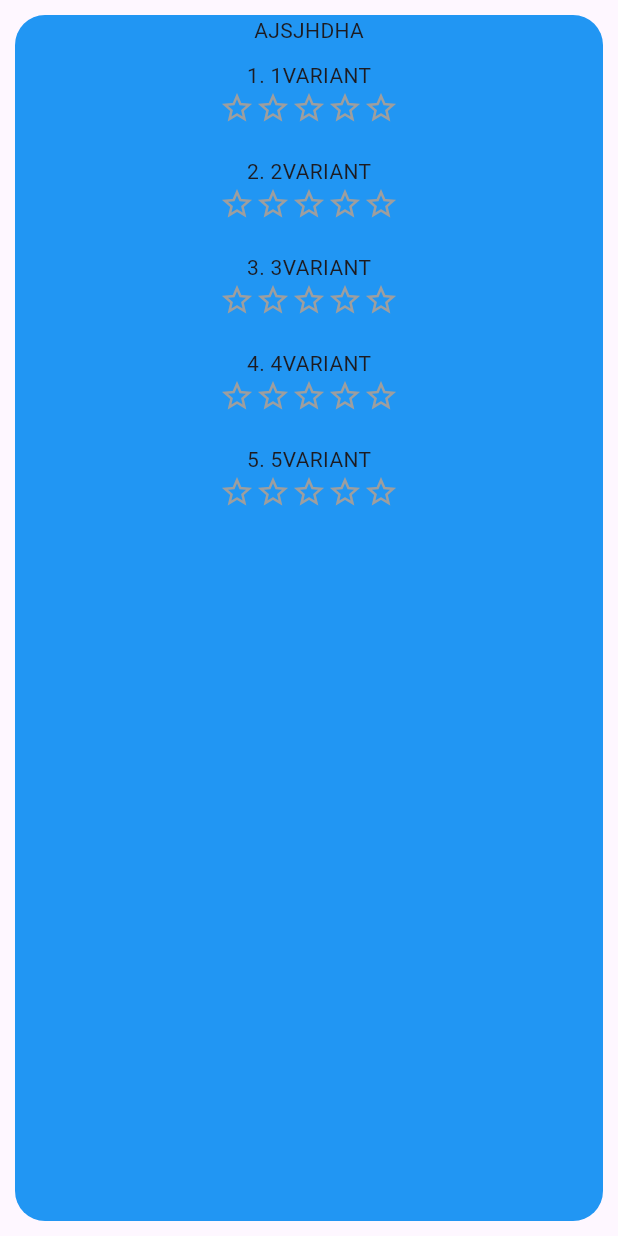
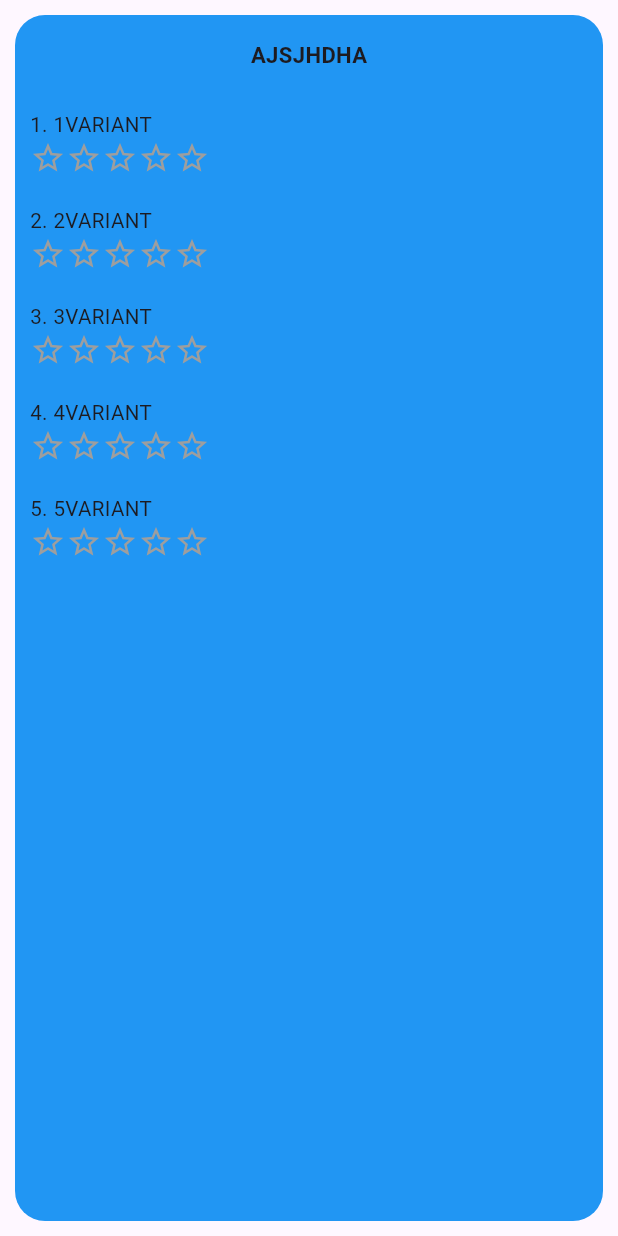
Before and after one commit to mathusha2023/t-polls-client, a Flutter app: the screen it shows after launch, after a tap on "ASNSNA", on a phone screen of 412 x 824 dp. Run offline on Flutter 3.47's test engine with Material 3 defaults, Android fonts, the phone set to English and light mode, and no system bars.

Commit message:
im genius of adaptive verstka

```diff
--- a/lib/resources/pages/home_page.dart
+++ b/lib/resources/pages/home_page.dart
@@ -1,5 +1,6 @@
 import 'package:flutter/material.dart';
 import 'package:t_polls_client/resources/widgets/poll_card_widget.dart';
+import 'package:t_polls_client/tools/adaptive_size.dart';
 
 class MyHomePage extends StatefulWidget {
   const MyHomePage({super.key});
@@ -18,11 +19,16 @@ class _MyHomePageState extends State<MyHomePage> {
           padding: const EdgeInsets.all(16.0),
           child: Column(
             children: [
-              const Text("Доступные ТОПросы:"),
+              Text(
+                "Доступные ТОПросы:",
+                style: TextStyle(
+                  fontSize: AdaptiveSize.getCaptionFontSize(width),
+                ),
+              ),
               GridView.builder(
                 gridDelegate: SliverGridDelegateWithFixedCrossAxisCount(
-                  childAspectRatio: 3,
-                  crossAxisCount: width > 500 ? 2 : 1,
+                  childAspectRatio: AdaptiveSize.getAspectRatio(width),
+                  crossAxisCount: AdaptiveSize.getGridCount(width),
                   crossAxisSpacing: 10,
                   mainAxisSpacing: 8,
                 ),
@@ -37,11 +43,16 @@ class _MyHomePageState extends State<MyHomePage> {
               const SizedBox(
                 height: 20,
               ),
-              const Text("Завершенные ТОПросы:"),
+              Text(
+                "Завершенные ТОПросы:",
+                style: TextStyle(
+                  fontSize: AdaptiveSize.getCaptionFontSize(width),
+                ),
+              ),
               GridView.builder(
                 gridDelegate: SliverGridDelegateWithFixedCrossAxisCount(
-                  childAspectRatio: 3,
-                  crossAxisCount: width > 500 ? 2 : 1,
+                  childAspectRatio: AdaptiveSize.getAspectRatio(width),
+                  crossAxisCount: AdaptiveSize.getGridCount(width),
                   crossAxisSpacing: 10,
                   mainAxisSpacing: 8,
                 ),
--- a/lib/resources/pages/poll_page.dart
+++ b/lib/resources/pages/poll_page.dart
@@ -1,5 +1,6 @@
 import 'package:flutter/material.dart';
 import 'package:t_polls_client/resources/widgets/answer_widget.dart';
+import 'package:t_polls_client/tools/adaptive_size.dart';
 
 class PollPage extends StatefulWidget {
   PollPage({super.key});
@@ -38,12 +39,24 @@ class _PollPageState extends State<PollPage> {
             ),
             child: Column(
               children: [
-                Text(widget.poll["title"]),
+                Padding(
+                  padding: const EdgeInsets.symmetric(
+                    vertical: 16.0,
+                  ),
+                  child: Text(
+                    widget.poll["title"],
+                    style: TextStyle(
+                      fontSize: AdaptiveSize.getCaptionFontSize(width),
+                      fontWeight: FontWeight.bold,
+                    ),
+                  ),
+                ),
                 Expanded(
                   child: ListView.builder(
                     itemCount: widget.poll["variants"].length,
                     itemBuilder: (context, index) => Padding(
-                      padding: const EdgeInsets.symmetric(vertical: 10.0),
+                      padding: const EdgeInsets.symmetric(
+                          vertical: 10.0, horizontal: 10.0),
                       child: AnswerWidget(
                         num: index + 1,
                         text: widget.poll["variants"][index],
--- a/lib/resources/widgets/answer_widget.dart
+++ b/lib/resources/widgets/answer_widget.dart
@@ -1,16 +1,26 @@
 import 'package:flutter/material.dart';
 import 'package:t_polls_client/resources/widgets/stars_widget.dart';
+import 'package:t_polls_client/tools/adaptive_size.dart';
 
 class AnswerWidget extends StatelessWidget {
   const AnswerWidget({super.key, required this.text, required this.num});
+
   final int num;
   final String text;
 
   @override
   Widget build(BuildContext context) {
+    double width = MediaQuery.of(context).size.width;
+
     return Column(
+      crossAxisAlignment: CrossAxisAlignment.start,
       children: [
-        Text("$num. $text"),
+        Text(
+          "$num. $text",
+          style: TextStyle(
+            fontSize: AdaptiveSize.getPollFontSize(width),
+          ),
+        ),
         const StarWidget(),
       ],
     );
--- a/lib/resources/widgets/poll_card_widget.dart
+++ b/lib/resources/widgets/poll_card_widget.dart
@@ -1,5 +1,6 @@
 import 'package:flutter/material.dart';
 import "package:t_polls_client/resources/pages/poll_page.dart";
+import 'package:t_polls_client/tools/adaptive_size.dart';
 
 class PollCardWidget extends StatelessWidget {
   const PollCardWidget({super.key, required this.text, this.completed = false});
@@ -9,12 +10,13 @@ class PollCardWidget extends StatelessWidget {
 
   @override
   Widget build(BuildContext context) {
+    double width = MediaQuery.of(context).size.width;
+
     return InkWell(
       onTap: completed
           ? null
           : () {
-              Navigator.of(context)
-                  .push(MaterialPageRoute(builder: (context) => PollPage()));
+              openPageLeftToRight(context, PollPage());
             },
       borderRadius: const BorderRadius.all(
         Radius.circular(20),
@@ -29,9 +31,32 @@ class PollCardWidget extends StatelessWidget {
         ),
         child: Text(
           text,
-          style: const TextStyle(),
+          style: TextStyle(
+            fontSize: 18,
+          ),
         ),
       ),
     );
   }
+
+  void openPageLeftToRight(BuildContext context, Widget page) {
+    Navigator.of(context).push(
+      PageRouteBuilder(
+        pageBuilder: (context, animation, secondaryAnimation) => page,
+        transitionsBuilder: (context, animation, secondaryAnimation, child) {
+          const begin = Offset(0.0, 1.0);
+          const end = Offset.zero;
+          final tween = Tween(
+            begin: begin,
+            end: end,
+          );
+          final offsetAnimation = animation.drive(tween);
+          return SlideTransition(
+            position: offsetAnimation,
+            child: child,
+          );
+        },
+      ),
+    );
+  }
 }
--- /dev/null
+++ b/lib/tools/adaptive_size.dart
@@ -0,0 +1,31 @@
+class AdaptiveSize {
+  static double getAspectRatio(double width) {
+    if (600 < width && width <= 1200) return width / 120;
+    if (1200 < width) return width / 180;
+    return width / 60;
+  }
+
+  static int getGridCount(double width) {
+    if (600 < width && width <= 1200) return 2;
+    if (1200 < width) return 3;
+    return 1;
+  }
+
+  static double getCaptionFontSize(double width) {
+    double w = width / 28;
+    if (w > 28) w = 28;
+    return w;
+  }
+
+  static double getPollFontSize(double width) {
+    double w = width / 30;
+    if (w > 26) w = 26;
+    return w;
+  }
+
+  static double getMainFontSize(double width) {
+    double w = width / 34;
+    if (w > 24) w = 22;
+    return w;
+  }
+}
```
